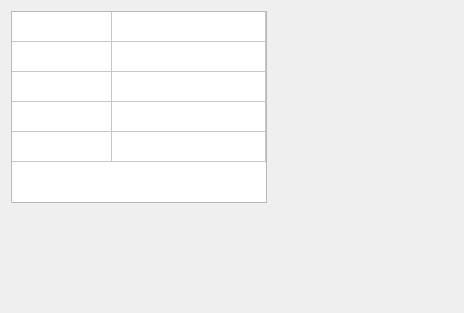
This is source/plugin/t4/info.ui in ww4u/mct-t4 as Qt 5 draws it before an edit. The edited form follows.
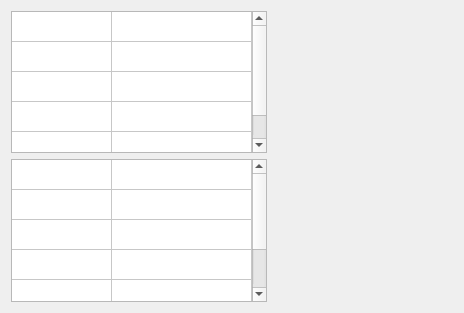
This is the edited form. Icons and pictures are not drawn.

Commit message: mrq update,actiont table modify

Patch:
```diff
--- a/source/plugin/t4/info.ui
+++ b/source/plugin/t4/info.ui
@@ -14,7 +14,7 @@
    <string>Form</string>
   </property>
   <layout class="QGridLayout" name="gridLayout">
-   <item row="1" column="0">
+   <item row="2" column="0">
     <spacer name="verticalSpacer">
      <property name="orientation">
       <enum>Qt::Vertical</enum>
@@ -97,6 +97,48 @@
      </property>
     </spacer>
    </item>
+   <item row="1" column="0">
+    <widget class="QTableWidget" name="tableWidget2">
+     <property name="editTriggers">
+      <set>QAbstractItemView::NoEditTriggers</set>
+     </property>
+     <property name="showGrid">
+      <bool>true</bool>
+     </property>
+     <property name="cornerButtonEnabled">
+      <bool>true</bool>
+     </property>
+     <property name="rowCount">
+      <number>6</number>
+     </property>
+     <property name="columnCount">
+      <number>2</number>
+     </property>
+     <attribute name="horizontalHeaderVisible">
+      <bool>false</bool>
+     </attribute>
+     <attribute name="horizontalHeaderStretchLastSection">
+      <bool>true</bool>
+     </attribute>
+     <attribute name="verticalHeaderVisible">
+      <bool>false</bool>
+     </attribute>
+     <attribute name="verticalHeaderHighlightSections">
+      <bool>true</bool>
+     </attribute>
+     <attribute name="verticalHeaderStretchLastSection">
+      <bool>false</bool>
+     </attribute>
+     <row/>
+     <row/>
+     <row/>
+     <row/>
+     <row/>
+     <row/>
+     <column/>
+     <column/>
+    </widget>
+   </item>
   </layout>
  </widget>
  <resources>
```
The commit also changes 39 other files.
